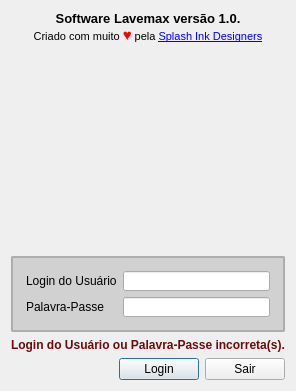
This is Views/logindialog.ui in hkakutalua/lavemax as Qt 5 draws it before an edit. The edited form follows.
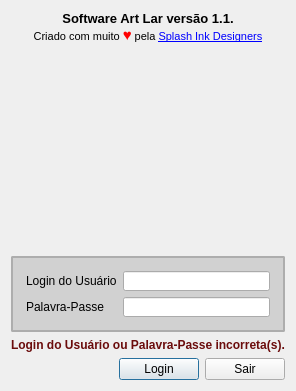
This is the edited form. Icons and pictures are not drawn.

Diff of the .ui file:
```diff
--- a/Views/logindialog.ui
+++ b/Views/logindialog.ui
@@ -28,7 +28,7 @@
 &lt;html&gt;&lt;head&gt;&lt;meta name=&quot;qrichtext&quot; content=&quot;1&quot; /&gt;&lt;style type=&quot;text/css&quot;&gt;
 p, li { white-space: pre-wrap; }
 &lt;/style&gt;&lt;/head&gt;&lt;body style=&quot; font-family:'MS Shell Dlg 2'; font-size:8pt; font-weight:400; font-style:normal;&quot;&gt;
-&lt;p align=&quot;center&quot; style=&quot; margin-top:0px; margin-bottom:0px; margin-left:0px; margin-right:0px; -qt-block-indent:0; text-indent:0px;&quot;&gt;&lt;span style=&quot; font-size:10pt; font-weight:600;&quot;&gt;Software Lavemax versão 1.0.&lt;/span&gt;&lt;/p&gt;
+&lt;p align=&quot;center&quot; style=&quot; margin-top:0px; margin-bottom:0px; margin-left:0px; margin-right:0px; -qt-block-indent:0; text-indent:0px;&quot;&gt;&lt;span style=&quot; font-size:10pt; font-weight:600;&quot;&gt;Software Art Lar versão 1.1.&lt;/span&gt;&lt;/p&gt;
 &lt;p align=&quot;center&quot; style=&quot; margin-top:0px; margin-bottom:0px; margin-left:0px; margin-right:0px; -qt-block-indent:0; text-indent:0px;&quot;&gt;Criado com muito &lt;span style=&quot; font-size:11pt; color:#ff0000;&quot;&gt;♥&lt;/span&gt; pela &lt;a href=&quot;splashinkd&quot;&gt;&lt;span style=&quot; text-decoration: underline; color:#0000ff;&quot;&gt;Splash Ink Designers&lt;/span&gt;&lt;/a&gt;&lt;/p&gt;&lt;/body&gt;&lt;/html&gt;</string>
      </property>
      <property name="textFormat">
```
